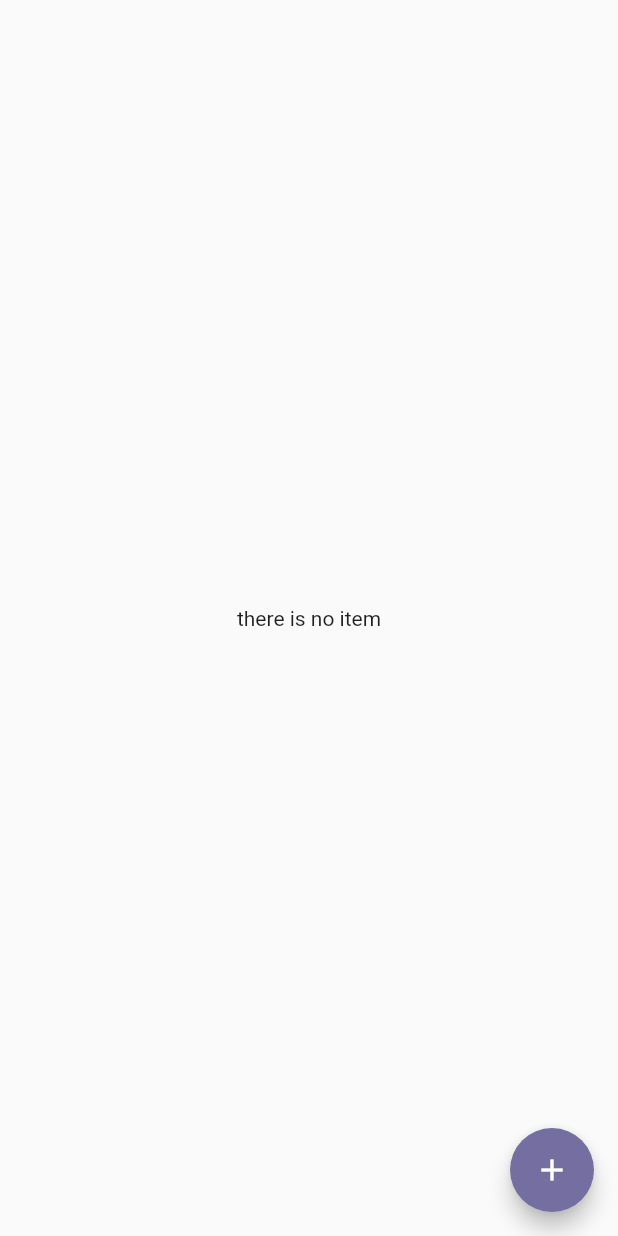
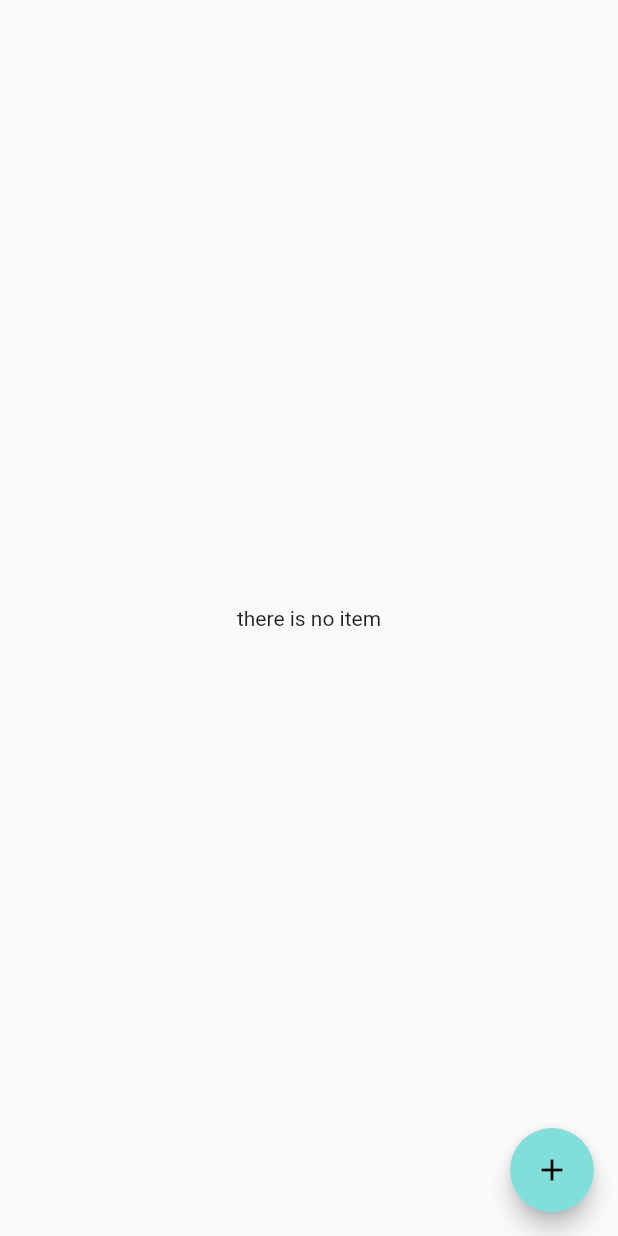
Before and after one commit to kyoichi001/flutter_app, a Flutter app: the HomePage screen opened directly, on a phone screen of 412 x 824 dp. Run offline on Flutter 3.47's test engine with Material 2 defaults, Android fonts, the phone set to English and light mode, and no system bars.

Commit message:
release alpha 1.0

```diff
--- a/lib/theme.dart
+++ b/lib/theme.dart
@@ -3,19 +3,34 @@
 class AppTheme{
 
   //https://zenn.dev/sugitlab/articles/bef3a05963680a
-  static const MaterialColor materialBlue = MaterialColor(
+  static const MaterialColor appPrimary = MaterialColor(
     0xff756ea1,
     <int, Color>{
-      50: Color(0xffe8f4fa),
-      100: Color(0xffc9e0eb),
-      200: Color(0xffabc2d2),
-      300: Color(0xff93aaba),
-      400: Color(0xff717e95),
-      500: Color(0xff756ea1),
-      600: Color(0xff5b567e),
-      700: Color(0xff494565),
-      800: Color(0xff433f5c),
-      900: Color(0xff2b283d),
+      50: Color(0xffcae3f6),
+      100: Color(0xffacd1f1),
+      200: Color(0xff7eb1e2),
+      300: Color(0xff639ed7),
+      400: Color(0xff488fcd),
+      500: Color(0xff3277b8),
+      600: Color(0xff24619c),
+      700: Color(0xff11518c),//pivot
+      800: Color(0xff063f72),
+      900: Color(0xff022c53),
+    },
+  );
+  static const MaterialColor appSecondary = MaterialColor(
+    0xff756ea1,
+    <int, Color>{
+      50: Color(0xfff6d4d3),
+      100: Color(0xffe8aeaa),
+      200: Color(0xffd2807b),
+      300: Color(0xffce625c),
+      400: Color(0xffc44d47),
+      500: Color(0xffc23f38),
+      600: Color(0xffbd352e),
+      700: Color(0xffab241d),//pivot
+      800: Color(0xff7f110c),
+      900: Color(0xff7b0a04),
     },
   );
 }
--- a/pubspec.yaml
+++ b/pubspec.yaml
@@ -40,8 +40,8 @@
   image_path: 'assets/icon.png'
   android: true
   ios: true
-  adaptive_icon_background: 'assets/icon_background.png'
-  adaptive_icon_foreground: 'assets/icon_foreground.png'
+  adaptive_icon_background: 'assets/icon_background2.png'
+  adaptive_icon_foreground: 'assets/icon_foreground2.png'
 
 # For information on the generic Dart part of this file, see the
 # following page: https://dart.dev/tools/pub/pubspec
```
Also changed, not shown: lib/dotDrawer/mainEditor.dart (+5 -5 lines), lib/dotDrawer/paletteEditor.dart (deleted, +0 -59 lines), lib/dotDrawer/paletteEditorPage.dart (added, +164 -0 lines), lib/dotDrawer/paletteWidget.dart (+3 -4 lines), lib/dotDrawer/toolbarWidget.dart (+16 -16 lines), lib/homepage.dart (+50 -3 lines), lib/main.dart (+19 -23 lines), lib/settingsPage.dart (+22 -39 lines), lib/workWIdget.dart (+13 -12 lines), assets/icon_background2.png (added), assets/icon_foreground2.png (added), 1 other file.
